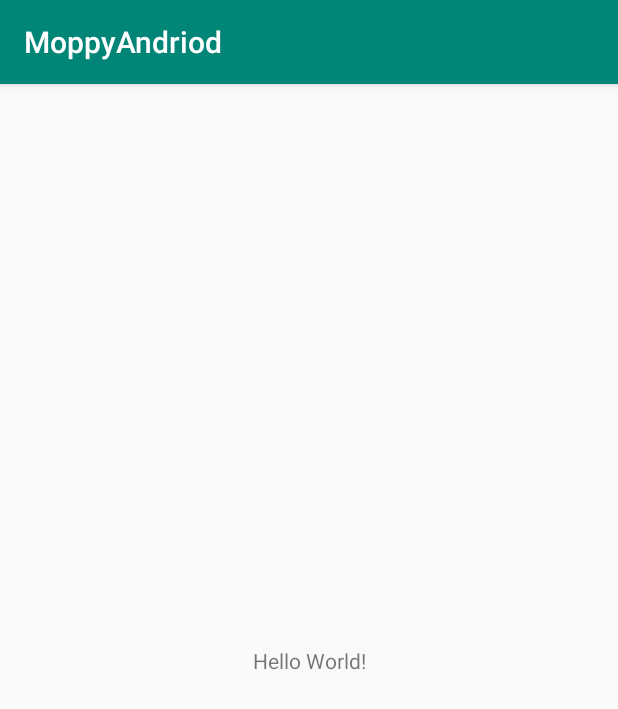
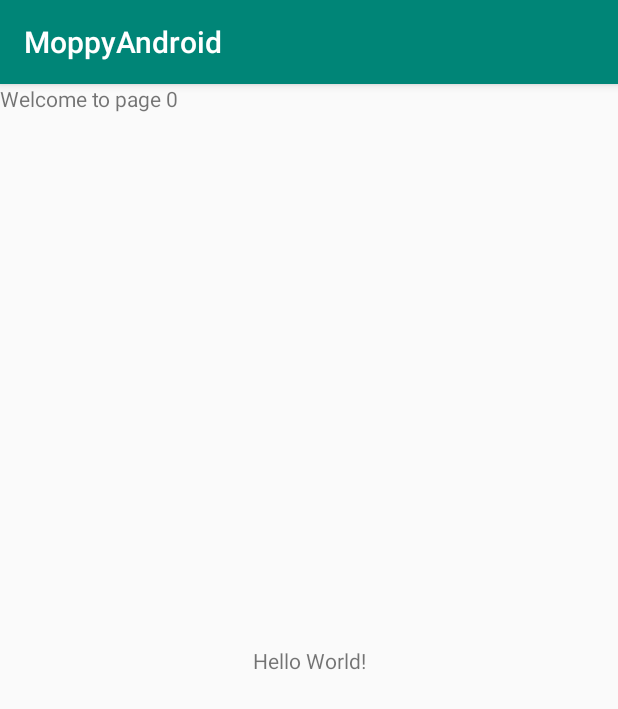
Before and after one commit to NoahR-ATC/MoppyAndroid, an Android app: the screen it shows after launch (MainActivity), on a phone screen of 412 x 824 dp. Shown: the top 709 px of the screen. Run offline under Robolectric (Android 15) with nearby library versions, the phone set to English and light mode, and no system bars; libraries missing offline, so code that uses them is left out: jp.kshoji.javax; 2 statements that could not run were skipped.

Commit message:
Fixed recurring typo in application name and implemented proof-of-concept view pager
Former-commit-id: a10d58451575b4a488878859ca043c85a79dc3b4

```diff
--- a/app/build.gradle
+++ b/app/build.gradle
@@ -8,7 +8,7 @@ android {
     compileSdkVersion 29
     buildToolsVersion "29.0.2"
     defaultConfig {
-        applicationId "com.moppyandriod.main"
+        applicationId "com.moppyandroid.main"
         minSdkVersion 28
         targetSdkVersion 29
         versionCode 1
@@ -44,6 +44,7 @@ dependencies {
     implementation 'jp.kshoji:javax-sound-midi:0.0.3:@aar'
     implementation 'androidx.appcompat:appcompat:1.1.0'
     implementation 'androidx.constraintlayout:constraintlayout:1.1.3'
+    implementation 'androidx.legacy:legacy-support-v4:1.0.0'
     testImplementation 'junit:junit:4.12'
     androidTestImplementation 'androidx.test:runner:1.2.0'
     androidTestImplementation 'androidx.test.espresso:espresso-core:3.2.0'
--- a/app/src/main/AndroidManifest.xml
+++ b/app/src/main/AndroidManifest.xml
@@ -1,6 +1,6 @@
 <?xml version="1.0" encoding="utf-8"?>
 <manifest xmlns:android="http://schemas.android.com/apk/res/android"
-    package="com.moppyandriod">
+    package="com.moppyandroid">
     <uses-feature android:name="android.hardware.usb.host" />
     <uses-permission android:name="android.permission.WRITE_EXTERNAL_STORAGE"/>
     <application
--- /dev/null
+++ b/app/src/main/java/com/moppyandroid/main/FragmentCollectionAdapter.java
@@ -0,0 +1,23 @@
+package com.moppyandroid.main;
+
+import androidx.annotation.NonNull;
+import androidx.fragment.app.Fragment;
+import androidx.fragment.app.FragmentManager;
+import androidx.fragment.app.FragmentPagerAdapter;
+
+public class FragmentCollectionAdapter extends FragmentPagerAdapter {
+    public FragmentCollectionAdapter(@NonNull FragmentManager fm) {
+        super(fm);
+    }
+
+    @NonNull
+    @Override
+    public Fragment getItem(int position) {
+        return new SequencerFragment();
+    }
+
+    @Override
+    public int getCount() {
+        return 5;
+    }
+}
--- a/app/src/main/java/com/moppyandroid/main/MainActivity.java
+++ b/app/src/main/java/com/moppyandroid/main/MainActivity.java
@@ -4,6 +4,7 @@ package com.moppyandroid.main;
 
 import androidx.annotation.Nullable;
 import androidx.appcompat.app.AppCompatActivity;
+import androidx.viewpager.widget.PagerAdapter;
 import androidx.viewpager.widget.ViewPager;
 
 import android.app.AlertDialog;
@@ -22,14 +23,9 @@ import android.widget.TextView;
 import android.widget.ListView;
 import android.os.Bundle;
 
-import java.io.BufferedWriter;
-import java.io.File;
-import java.io.FileWriter;
-import java.io.IOException;
 import java.util.ArrayList;
-import java.util.List;
-import java.util.logging.Logger;
 
+import com.moppyandroid.R;
 import com.moppyandroid.BridgeSerial;
 import com.moppyandroid.com.moppy.core.events.mapper.MapperCollection;
 import com.moppyandroid.com.moppy.core.events.postprocessor.MessagePostProcessor;
@@ -37,8 +33,6 @@ import com.moppyandroid.com.moppy.core.midi.MoppyMIDIReceiverSender;
 import com.moppyandroid.com.moppy.core.midi.MoppyMIDISequencer;
 import com.moppyandroid.com.moppy.core.status.StatusBus;
 import com.moppyandroid.com.moppy.control.NetworkManager;
-
-import com.moppyandriod.R;
 
 import jp.kshoji.javax.sound.midi.MidiMessage;
 import jp.kshoji.javax.sound.midi.MidiUnavailableException;
@@ -49,6 +43,9 @@ public class MainActivity extends AppCompatActivity {
     }
 
     public static final String ACTION_USB_PERMISSION = "com.moppyandroid.USB_PERMISSION";
+
+    private ViewPager pager;
+    private PagerAdapter adapter;
 
     // Define the receiver to process relevant intent messages
     private BroadcastReceiver broadcastReceiver = new BroadcastReceiver() {
@@ -145,11 +142,15 @@ public class MainActivity extends AppCompatActivity {
         super.onCreate(savedInstanceState);
         setContentView(R.layout.activity_main);
 
+        pager=findViewById(R.id.pager);
+        adapter=new FragmentCollectionAdapter(getSupportFragmentManager());
+        pager.setAdapter(adapter);
+
         TextView textView = findViewById(R.id.text_view);
         ListView listView = findViewById(R.id.listView);
         textView.setText(GetStringEdited("Hello!"));
 
-        try {
+        /*try {
             init();
         } catch (Exception e) {
         }
@@ -191,7 +192,7 @@ public class MainActivity extends AppCompatActivity {
             b.setMessage("App initialized");
             b.setPositiveButton("OK", null);
             b.create().show();
-        }
+        }*/
     }
 
     public native String GetString();
--- /dev/null
+++ b/app/src/main/java/com/moppyandroid/main/SequencerFragment.java
@@ -0,0 +1,43 @@
+package com.moppyandroid.main;
+
+
+import android.os.Bundle;
+
+import androidx.fragment.app.Fragment;
+
+import android.view.LayoutInflater;
+import android.view.View;
+import android.view.ViewGroup;
+import android.widget.TextView;
+
+import com.moppyandroid.R;
+
+/**
+ * A simple {@link Fragment} subclass.
+ */
+public class SequencerFragment extends Fragment {
+    private static int num;
+private int cur_num;
+
+    static {
+        num = 0;
+    }
+
+    public SequencerFragment() {
+        // Required empty public constructor
+        cur_num=num++;
+    }
+
+
+    @Override
+    public View onCreateView(LayoutInflater inflater, ViewGroup container,
+                             Bundle savedInstanceState) {
+        // Inflate the layout for this fragment
+        View view = inflater.inflate(R.layout.fragment_sequencer, container, false);
+        TextView t = view.findViewById(R.id.txt_display);
+        String message = "Welcome to page " + cur_num;
+        t.setText(message);
+        return view;
+    }
+
+}
--- a/app/src/main/res/layout/activity_main.xml
+++ b/app/src/main/res/layout/activity_main.xml
@@ -5,13 +5,6 @@
     android:layout_width="match_parent"
     android:layout_height="match_parent"
     tools:context=".MainActivity">
-
-    <androidx.viewpager.widget.ViewPager
-        android:id="@+id/viewPager"
-        android:layout_width="match_parent"
-        android:layout_height="match_parent"
-        tools:layout_editor_absoluteX="1dp"
-        tools:layout_editor_absoluteY="2dp" />
 
     <TextView
         android:id="@+id/text_view"
@@ -37,4 +30,10 @@
 
     </ListView>
 
+    <androidx.viewpager.widget.ViewPager
+        android:layout_width="match_parent"
+        android:layout_height="match_parent"
+        android:id="@+id/pager"
+        />
+
 </androidx.constraintlayout.widget.ConstraintLayout>
--- /dev/null
+++ b/app/src/main/res/layout/fragment_sequencer.xml
@@ -0,0 +1,15 @@
+<?xml version="1.0" encoding="utf-8"?>
+<FrameLayout xmlns:android="http://schemas.android.com/apk/res/android"
+    xmlns:tools="http://schemas.android.com/tools"
+    android:layout_width="match_parent"
+    android:layout_height="match_parent"
+    tools:context=".SequencerFragment">
+
+    <!-- TODO: Update blank fragment layout -->
+    <TextView
+        android:id="@+id/txt_display"
+        android:layout_width="match_parent"
+        android:layout_height="match_parent"
+        android:text="@string/sequencer_fragment_txt" />
+
+</FrameLayout>
--- a/app/src/main/res/values/strings.xml
+++ b/app/src/main/res/values/strings.xml
@@ -1,3 +1,6 @@
 <resources>
-    <string name="app_name">MoppyAndriod</string>
+    <string name="app_name">MoppyAndroid</string>
+
+    <!-- TODO: Remove or change this placeholder text -->
+    <string name="sequencer_fragment_txt">Sequencer fragment</string>
 </resources>
--- a/settings.gradle
+++ b/settings.gradle
@@ -1,2 +1,2 @@
 include ':app', ':moppylib'
-rootProject.name='MoppyAndriod'
+rootProject.name='MoppyAndroid'
```
Also changed, not shown: 2 other files.
